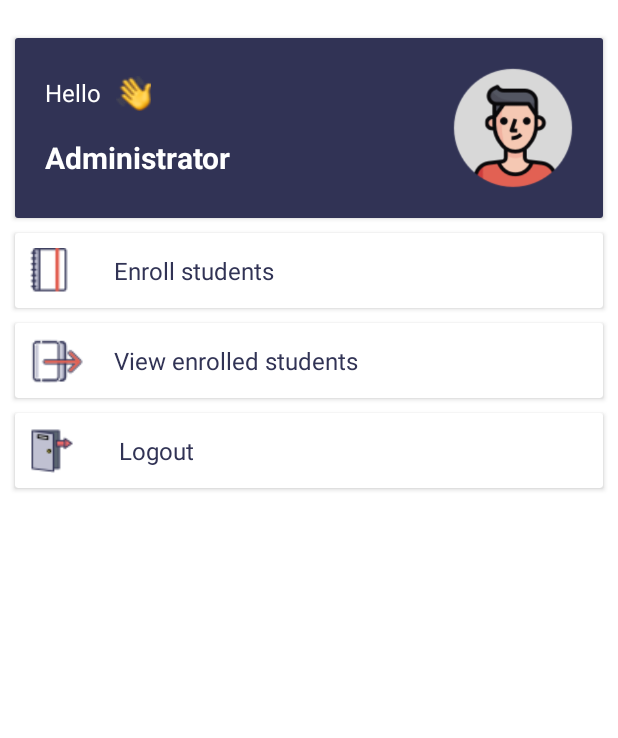
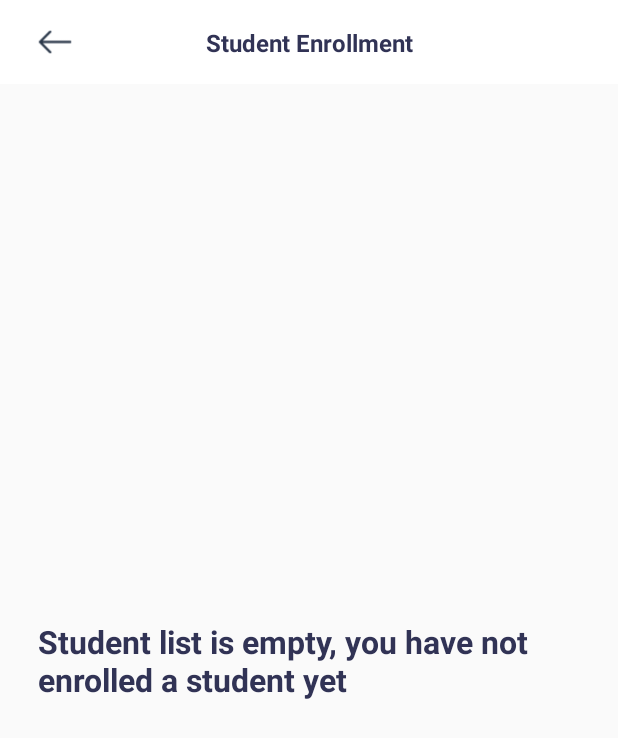
Before and after one commit to sambathsharma/StudentsEnrollment, an Android app: the MainActivity screen opened directly, with no data from a screen before it, after a tap on "View enrolled students", on a phone screen of 412 x 824 dp. Shown: the top 738 px of the screen. Run offline under Robolectric (Android 15) with nearby library versions, the phone set to English and light mode, and no system bars.

Commit message:
initial commit
initial commit

```diff
--- a/app/build.gradle
+++ b/app/build.gradle
@@ -26,4 +26,5 @@ dependencies {
     androidTestImplementation 'androidx.test:runner:1.2.0'
     androidTestImplementation 'androidx.test.espresso:espresso-core:3.2.0'
     implementation 'androidx.cardview:cardview:1.0.0'
+    implementation 'androidx.recyclerview:recyclerview:1.0.0'
 }
--- a/app/src/main/java/com/example/studentsenrollment/activities/MainActivity.java
+++ b/app/src/main/java/com/example/studentsenrollment/activities/MainActivity.java
@@ -44,7 +44,8 @@ public class MainActivity extends AppCompatActivity implements View.OnClickListe
                 break;
 
             case R.id.cv_view_enroll:
-
+                intent = new Intent(MainActivity.this, StudentsListActivity.class);
+                startActivity(intent);
                 break;
 
             case R.id.cv_logout:
--- /dev/null
+++ b/app/src/main/java/com/example/studentsenrollment/activities/StudentsListActivity.java
@@ -0,0 +1,93 @@
+package com.example.studentsenrollment.activities;
+
+import androidx.appcompat.app.AppCompatActivity;
+import androidx.recyclerview.widget.RecyclerView;
+
+import android.database.Cursor;
+import android.os.Bundle;
+import android.util.Log;
+import android.view.View;
+import android.widget.ImageView;
+import android.widget.TextView;
+
+import com.example.studentsenrollment.R;
+import com.example.studentsenrollment.adapters.StudentDetailsAdapter;
+import com.example.studentsenrollment.db.DatabaseHandler;
+import com.example.studentsenrollment.models.StudentDetailsModel;
+
+import java.util.ArrayList;
+
+public class StudentsListActivity extends AppCompatActivity {
+
+    RecyclerView rv;
+    TextView tv;
+
+    @Override
+    protected void onCreate(Bundle savedInstanceState) {
+        super.onCreate(savedInstanceState);
+        setContentView(R.layout.activity_students_list);
+
+        init();
+
+        DatabaseHandler databaseHandler = new DatabaseHandler(this);
+        Cursor cursor = databaseHandler.getStudentDetails();
+
+        Log.e("cursor", cursor.getCount() + "-=-=-");
+
+        if (cursor != null && cursor.getCount() > 0) {
+            tv.setVisibility(View.GONE);
+            ArrayList<StudentDetailsModel> arrayList = new ArrayList<>();
+
+            cursor.moveToFirst();
+            while (!cursor.isAfterLast()) {
+                StudentDetailsModel studentDetailsModel = new StudentDetailsModel();
+                studentDetailsModel.setName(cursor.getString(
+                        cursor.getColumnIndex(DatabaseHandler.Column.NAME.getmColumnName())));
+                studentDetailsModel.setMobile(cursor.getString(
+                        cursor.getColumnIndex(DatabaseHandler.Column.MOBILE.getmColumnName())));
+                studentDetailsModel.setAddress(cursor.getString(
+                        cursor.getColumnIndex(DatabaseHandler.Column.ADDRESS.getmColumnName())));
+                studentDetailsModel.setGender(cursor.getString(
+                        cursor.getColumnIndex(DatabaseHandler.Column.GENDER.getmColumnName())));
+                studentDetailsModel.setDob(cursor.getString(
+                        cursor.getColumnIndex(DatabaseHandler.Column.DOB.getmColumnName())));
+                studentDetailsModel.setYear(cursor.getString(
+                        cursor.getColumnIndex(DatabaseHandler.Column.YEAR.getmColumnName())));
+                studentDetailsModel.setDepartment(cursor.getString(
+                        cursor.getColumnIndex(DatabaseHandler.Column.DEPARTMENT.getmColumnName())));
+
+                arrayList.add(studentDetailsModel);
+                cursor.moveToNext();
+            }
+            cursor.close();
+
+            StudentDetailsAdapter studentDetailsAdapter = new StudentDetailsAdapter(StudentsListActivity.this,
+                    arrayList);
+            rv.setAdapter(studentDetailsAdapter);
+
+        } else {
+            tv.setVisibility(View.VISIBLE);
+        }
+
+    }
+
+    private void init() {
+        ImageView iv_back = findViewById(R.id.iv_back);
+        rv = findViewById(R.id.rv);
+        tv = findViewById(R.id.tv);
+        tv.setVisibility(View.GONE);
+
+        iv_back.setOnClickListener(new View.OnClickListener() {
+            @Override
+            public void onClick(View view) {
+                onBackPressed();
+            }
+        });
+    }
+
+    @Override
+    public void onBackPressed() {
+        super.onBackPressed();
+        finish();
+    }
+}
--- a/app/src/main/java/com/example/studentsenrollment/db/DatabaseHandler.java
+++ b/app/src/main/java/com/example/studentsenrollment/db/DatabaseHandler.java
@@ -2,16 +2,18 @@ package com.example.studentsenrollment.db;
 
 import android.content.ContentValues;
 import android.content.Context;
+import android.database.Cursor;
 import android.database.sqlite.SQLiteDatabase;
 import android.database.sqlite.SQLiteOpenHelper;
+import android.util.Log;
 
 public class DatabaseHandler extends SQLiteOpenHelper {
 
     public static final String TABLE_STUDENT_DETAILS = "studentDetailsTable";
     // Database Version
-    private static final int DATABASE_VERSION = 3;
+    private static final int DATABASE_VERSION = 1;
     // Database Name
-    private static final String DATABASE_NAME = "InsuranceInspectionDB";
+    private static final String DATABASE_NAME = "EnrollmentDB";
     private static final String CREATE_TABLE_STUDENT_DETAILS = "CREATE TABLE if not exists "
             + TABLE_STUDENT_DETAILS + " ("
             + Column.ID.getmColumnName() + " TEXT PRIMARY KEY , "
@@ -55,7 +57,7 @@ public class DatabaseHandler extends SQLiteOpenHelper {
                                      final String department) {
 
         SQLiteDatabase db = this.getWritableDatabase();
-        db.beginTransaction();
+//        db.beginTransaction();
 
         try {
             ContentValues values = new ContentValues();
@@ -68,11 +70,20 @@ public class DatabaseHandler extends SQLiteOpenHelper {
             values.put(Column.YEAR.getmColumnName(), year);
             values.put(Column.DEPARTMENT.getmColumnName(), department);
             db.insert(TABLE_STUDENT_DETAILS, null, values);
+
+//            db.setTransactionSuccessful();
         } catch (Exception e){
             e.printStackTrace();
         } finally {
-            db.endTransaction();
+//            db.endTransaction();
+//            db.close();
         }
+    }
+
+    public Cursor getStudentDetails() {
+        String sql = "SELECT * FROM " + TABLE_STUDENT_DETAILS;
+        SQLiteDatabase db = this.getReadableDatabase();
+        return db.rawQuery(sql, null);
     }
 
     public enum Column {
--- a/app/src/main/res/layout/activity_student_enrollment.xml
+++ b/app/src/main/res/layout/activity_student_enrollment.xml
@@ -32,6 +32,7 @@
             android:text="@string/student_enrollment"
             android:textColor="@color/colorPrimary"
             android:textSize="16sp"
+            android:textStyle="bold"
             app:layout_constraintBottom_toBottomOf="parent"
             app:layout_constraintLeft_toLeftOf="parent"
             app:layout_constraintRight_toRightOf="parent"
--- /dev/null
+++ b/app/src/main/res/layout/activity_students_list.xml
@@ -0,0 +1,69 @@
+<?xml version="1.0" encoding="utf-8"?>
+<androidx.constraintlayout.widget.ConstraintLayout xmlns:android="http://schemas.android.com/apk/res/android"
+    xmlns:app="http://schemas.android.com/apk/res-auto"
+    xmlns:tools="http://schemas.android.com/tools"
+    android:layout_width="match_parent"
+    android:layout_height="match_parent"
+    tools:context=".activities.StudentsListActivity">
+
+    <androidx.constraintlayout.widget.ConstraintLayout
+        android:id="@+id/constraint_layout_top"
+        android:layout_width="match_parent"
+        android:layout_height="?actionBarSize"
+        app:layout_constraintTop_toTopOf="parent"
+        app:layout_constraintStart_toStartOf="parent"
+        app:layout_constraintEnd_toEndOf="parent"
+        android:background="#ffffff">
+
+        <ImageView
+            android:id="@+id/iv_back"
+            android:layout_width="wrap_content"
+            android:layout_height="wrap_content"
+            android:padding="20dp"
+            android:src="@drawable/right_arrow"
+            app:layout_constraintLeft_toLeftOf="parent"
+            app:layout_constraintBottom_toBottomOf="parent"
+            app:layout_constraintTop_toTopOf="parent" />
+
+        <TextView
+            android:id="@+id/tv_payment"
+            android:layout_width="wrap_content"
+            android:layout_height="wrap_content"
+            android:text="@string/student_enrollment"
+            android:textColor="@color/colorPrimary"
+            android:textSize="16sp"
+            android:textStyle="bold"
+            app:layout_constraintBottom_toBottomOf="parent"
+            app:layout_constraintLeft_toLeftOf="parent"
+            app:layout_constraintRight_toRightOf="parent"
+            app:layout_constraintTop_toTopOf="parent" />
+
+
+    </androidx.constraintlayout.widget.ConstraintLayout>
+
+
+    <androidx.recyclerview.widget.RecyclerView
+        android:id="@+id/rv"
+        android:layout_width="match_parent"
+        android:layout_height="wrap_content"
+        app:layout_constraintTop_toBottomOf="@+id/constraint_layout_top"
+        app:layout_constraintStart_toStartOf="parent"
+        app:layout_constraintEnd_toEndOf="parent"
+        app:layoutManager="androidx.recyclerview.widget.LinearLayoutManager"
+        tools:listitem="@layout/row_student_enrollment"/>
+
+    <TextView
+        android:id="@+id/tv"
+        android:layout_width="0dp"
+        android:layout_height="wrap_content"
+        app:layout_constraintTop_toBottomOf="@+id/constraint_layout_top"
+        app:layout_constraintStart_toStartOf="parent"
+        app:layout_constraintEnd_toEndOf="parent"
+        app:layout_constraintBottom_toBottomOf="parent"
+        android:text="@string/student_list_empty"
+        android:textStyle="bold"
+        android:layout_margin="25dp"
+        android:textSize="21sp"
+        android:textColor="@color/colorPrimary"/>
+
+</androidx.constraintlayout.widget.ConstraintLayout>
--- a/app/src/main/res/values/strings.xml
+++ b/app/src/main/res/values/strings.xml
@@ -19,4 +19,5 @@
     <string name="trans">Trans</string>
     <string name="dob">DOB</string>
     <string name="submit">Submit</string>
+    <string name="student_list_empty">Student list is empty, you have not enrolled a student yet</string>
 </resources>
```
Also changed, not shown: app/src/main/AndroidManifest.xml (+9 -6 lines), app/src/main/java/com/example/studentsenrollment/adapters/StudentDetailsAdapter.java (added, +87 -0 lines), app/src/main/java/com/example/studentsenrollment/models/StudentDetailsModel.java (added, +61 -0 lines), app/src/main/res/layout/row_student_enrollment.xml (added, +117 -0 lines).
